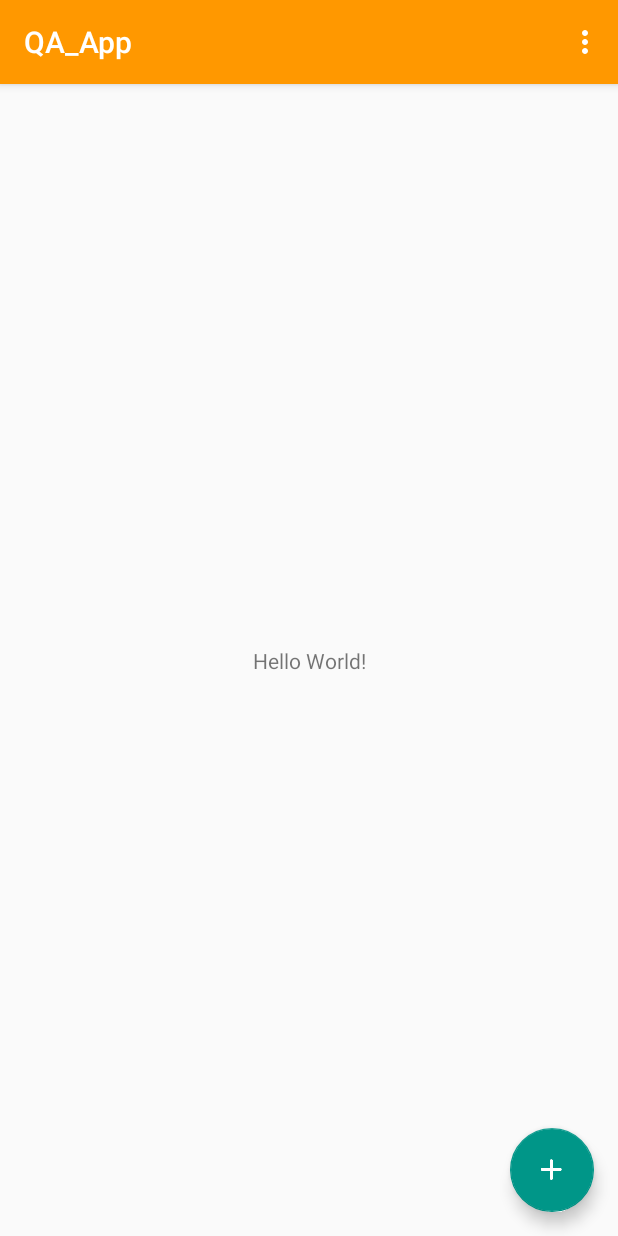
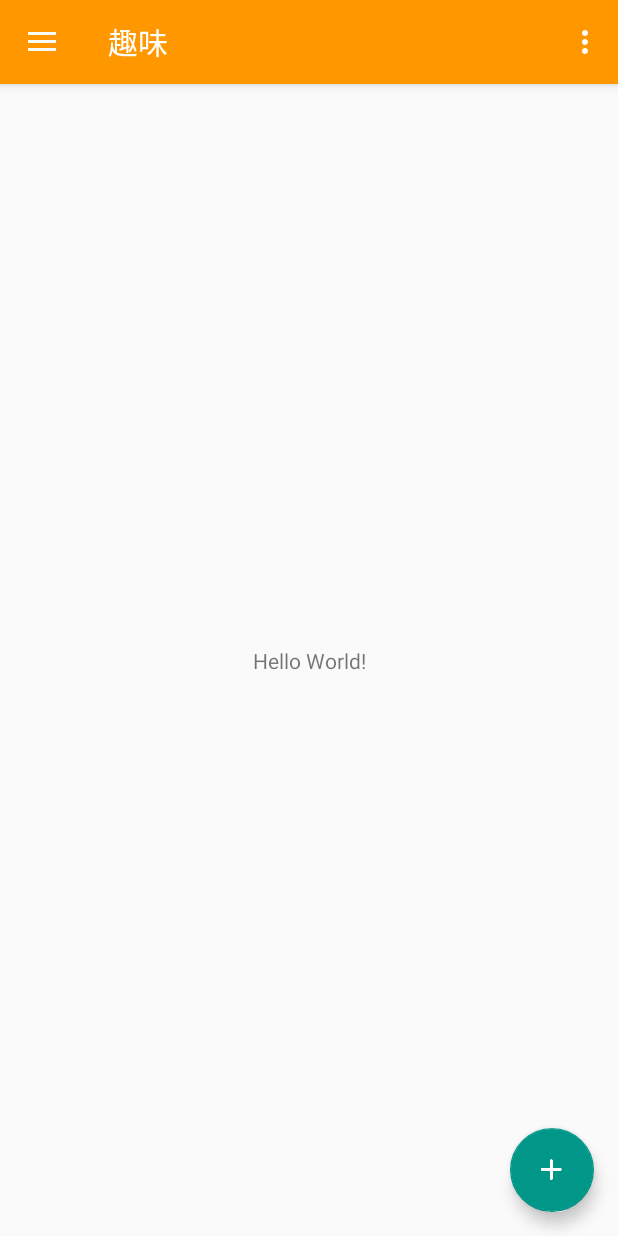
Before and after one commit to nagyuu8/QA_App, an Android app: the screen it shows after launch (MainActivity), on a phone screen of 412 x 824 dp. Run offline under Robolectric (Android 15) with nearby library versions, the phone set to English and light mode, and no system bars; our stand-ins replace Firebase (no records; nobody signed in at launch, a user with empty details on screens opened directly); libraries missing offline, so code that uses them is left out: jp.techacademy.nagafuchi.

Commit message:
Chp7終了

```diff
--- a/app/src/main/AndroidManifest.xml
+++ b/app/src/main/AndroidManifest.xml
@@ -1,6 +1,8 @@
 <?xml version="1.0" encoding="utf-8"?>
 <manifest xmlns:android="http://schemas.android.com/apk/res/android"
     package="jp.techacademy.nagafuchi.yuuya.qa_app">
+    <uses-permission android:name="android.permission.INTERNET"/>
+    <uses-permission android:name="android.permission.WRITE_EXTERNAL_STORAGE"/>
 
     <application
         android:allowBackup="true"
@@ -20,7 +22,9 @@
                 <category android:name="android.intent.category.LAUNCHER" />
             </intent-filter>
         </activity>
-        <activity android:name=".LoginActivity"></activity>
+        <activity android:name=".LoginActivity" />
+        <activity android:name=".QuestionSendActivity"></activity>
+        <activity android:name=".SettingActivity" />
     </application>
 
 </manifest>
--- a/app/src/main/java/jp/techacademy/nagafuchi/yuuya/qa_app/MainActivity.kt
+++ b/app/src/main/java/jp/techacademy/nagafuchi/yuuya/qa_app/MainActivity.kt
@@ -3,7 +3,11 @@ package jp.techacademy.nagafuchi.yuuya.qa_app
 import android.content.Intent
 import android.os.Bundle
 import android.support.design.widget.FloatingActionButton
+import android.support.design.widget.NavigationView
 import android.support.design.widget.Snackbar
+import android.support.v4.view.GravityCompat
+import android.support.v4.widget.DrawerLayout
+import android.support.v7.app.ActionBarDrawerToggle
 import android.support.v7.app.AppCompatActivity
 import com.google.firebase.auth.FirebaseUser
 import android.support.v7.widget.Toolbar
@@ -14,25 +18,58 @@ import com.google.firebase.auth.FirebaseAuth
 
 import kotlinx.android.synthetic.main.activity_main.*
 
-class MainActivity : AppCompatActivity() {
+class MainActivity : AppCompatActivity(),NavigationView.OnNavigationItemSelectedListener {
+
+
     private lateinit var mToolbar: Toolbar
+    private var mGenre = 0
 
     override fun onCreate(savedInstanceState: Bundle?) {
         super.onCreate(savedInstanceState)
         setContentView(R.layout.activity_main)
         mToolbar = findViewById(R.id.toolbar)
         setSupportActionBar(mToolbar)
+
         val fab = findViewById<FloatingActionButton>(R.id.fab)
-        fab.setOnClickListener{ v ->
+        fab.setOnClickListener{ view ->
+            //ジャンルをジャンルを選択していない場合(mGenre == 0)はエラーを表示するだけにする
+            if(mGenre == 0){
+                Snackbar.make(view,"ジャンルを選択してください。",Snackbar.LENGTH_LONG).show()
+
+            }else{
+
+            }
             //ログイン済みのユーザーを取得する
             val user = FirebaseAuth.getInstance().currentUser
-
 
             //ログインしていなければログイン画面に遷移させる。
             if(user == null){
                 val intent = Intent(applicationContext,LoginActivity::class.java)
                 startActivity(intent)
+            } else{
+                //ジャンルを渡して質問作成画面を起動する
+                val intent = Intent(applicationContext,QuestionSendActivity::class.java)
+                intent.putExtra("genre",mGenre)
+                startActivity(intent)
             }
+        }
+        //ナビゲーションドロワーの設定
+        val drawer = findViewById<DrawerLayout>(R.id.drawer_layout)
+        val toggle = ActionBarDrawerToggle(this,drawer,mToolbar,R.string.app_name,R.string.app_name)
+        drawer.addDrawerListener(toggle)
+        toggle.syncState()
+
+        val navigationView = findViewById<NavigationView>(R.id.nav_view)
+        navigationView.setNavigationItemSelectedListener(this)
+    }
+
+    override fun onResume() {
+        super.onResume()
+        val navigationView = findViewById<NavigationView>(R.id.nav_view)
+
+        //趣味を規定の選択とする
+        if(mGenre == 0){
+            onNavigationItemSelected(navigationView.menu.getItem(0))
         }
     }
 
@@ -46,9 +83,37 @@ class MainActivity : AppCompatActivity() {
         // Handle action bar item clicks here. The action bar will
         // automatically handle clicks on the Home/Up button, so long
         // as you specify a parent activity in AndroidManifest.xml.
-        return when (item.itemId) {
-            R.id.action_settings -> true
-            else -> super.onOptionsItemSelected(item)
+        when (item.itemId) {
+            R.id.action_settings -> {
+                val intent = Intent(applicationContext,SettingActivity::class.java)
+                startActivity(intent)
+                return true
+            }
+            else -> return super.onOptionsItemSelected(item)
         }
     }
+    override fun onNavigationItemSelected(item: MenuItem): Boolean {
+        val id = item.itemId
+        when(id){
+            R.id.nav_hobby ->{
+                mToolbar.title ="趣味"
+                mGenre =1
+            }
+            R.id.nav_life ->{
+                mToolbar.title="生活"
+                mGenre = 2
+            }
+            R.id.nav_health ->{
+                mToolbar.title="健康"
+                mGenre = 3
+            }
+            R.id.nav_computer ->{
+                mToolbar.title="コンピューター"
+                mGenre = 4
+            }
+        }
+        val drawer = findViewById<DrawerLayout>(R.id.drawer_layout)
+        drawer.closeDrawer(GravityCompat.START)
+        return true
+    }
 }
--- a/app/src/main/res/layout/activity_main.xml
+++ b/app/src/main/res/layout/activity_main.xml
@@ -1,33 +1,26 @@
 <?xml version="1.0" encoding="utf-8"?>
-<android.support.design.widget.CoordinatorLayout xmlns:android="http://schemas.android.com/apk/res/android"
+<android.support.v4.widget.DrawerLayout
+    android:id="@+id/drawer_layout"
+    xmlns:android="http://schemas.android.com/apk/res/android"
     xmlns:app="http://schemas.android.com/apk/res-auto"
     xmlns:tools="http://schemas.android.com/tools"
     android:layout_width="match_parent"
     android:layout_height="match_parent"
-    tools:context=".MainActivity">
+    android:fitsSystemWindows="true"
+    tools:openDrawer="start">
+    <include
+        layout="@layout/app_bar_main"
+        android:layout_width="match_parent"
+        android:layout_height="match_parent"/>
+    <android.support.design.widget.NavigationView
+        android:id="@+id/nav_view"
+        android:layout_width="wrap_content"
+        android:layout_height="match_parent"
+        android:layout_gravity="start"
+        android:fitsSystemWindows="true"
+        app:headerLayout="@layout/nav_header_main"
+        app:menu="@menu/activity_main_drawer"
+        />
 
-    <android.support.design.widget.AppBarLayout
-        android:layout_width="match_parent"
-        android:layout_height="wrap_content"
-        android:theme="@style/AppTheme.AppBarOverlay">
 
-        <android.support.v7.widget.Toolbar
-            android:id="@+id/toolbar"
-            android:layout_width="match_parent"
-            android:layout_height="?attr/actionBarSize"
-            android:background="?attr/colorPrimary"
-            app:popupTheme="@style/AppTheme.PopupOverlay" />
-
-    </android.support.design.widget.AppBarLayout>
-
-    <include layout="@layout/content_main" />
-
-    <android.support.design.widget.FloatingActionButton
-        android:id="@+id/fab"
-        android:layout_width="wrap_content"
-        android:layout_height="wrap_content"
-        android:layout_gravity="bottom|end"
-        android:layout_margin="@dimen/fab_margin"
-        app:srcCompat="@drawable/plus" />
-
-</android.support.design.widget.CoordinatorLayout>
+</android.support.v4.widget.DrawerLayout>
--- /dev/null
+++ b/app/src/main/res/layout/app_bar_main.xml
@@ -0,0 +1,29 @@
+<?xml version="1.0" encoding="utf-8"?>
+<android.support.design.widget.CoordinatorLayout
+    xmlns:android="http://schemas.android.com/apk/res/android"
+    android:layout_width="match_parent"
+    android:layout_height="match_parent"
+    xmlns:app="http://schemas.android.com/apk/res-auto"
+    xmlns:tools="http://schemas.android.com/tools"
+    android:fitsSystemWindows="true"
+    tools:context=".MainActivity">
+    <android.support.design.widget.AppBarLayout
+        android:layout_width="match_parent"
+        android:layout_height="wrap_content"
+        android:theme="@style/AppTheme.AppBarOverlay">
+        <android.support.v7.widget.Toolbar
+            android:id="@+id/toolbar"
+            android:layout_width="match_parent"
+            android:layout_height="wrap_content"
+            android:background="@color/colorPrimary"
+            app:popupTheme="@style/AppTheme.PopupOverlay"/>
+    </android.support.design.widget.AppBarLayout>
+    <include layout="@layout/content_main"/>
+    <android.support.design.widget.FloatingActionButton
+        android:id="@+id/fab"
+        android:layout_height="wrap_content"
+        android:layout_width="wrap_content"
+        android:layout_gravity="bottom|end"
+        android:layout_margin="16dp"
+        android:src="@drawable/plus"/>
+</android.support.design.widget.CoordinatorLayout>
--- /dev/null
+++ b/app/src/main/res/menu/activity_main_drawer.xml
@@ -0,0 +1,17 @@
+<?xml version="1.0" encoding="utf-8"?>
+<menu xmlns:android="http://schemas.android.com/apk/res/android">
+    <group android:checkableBehavior="single">
+        <item
+            android:id="@+id/nav_hobby"
+            android:title="趣味"/>
+         <item
+        android:id="@+id/nav_life"
+            android:title="生活"/>
+        <item
+            android:id="@+id/nav_health"
+            android:title="健康"/>
+         <item
+             android:id="@+id/nav_computer"
+             android:title="コンピューター" />
+    </group>
+</menu>
--- a/app/src/main/res/values/strings.xml
+++ b/app/src/main/res/values/strings.xml
@@ -1,4 +1,4 @@
 <resources>
     <string name="app_name">QA_App</string>
-    <string name="action_settings">Settings</string>
+    <string name="action_settings">設定</string>
 </resources>
```
Also changed, not shown: app/src/main/java/jp/techacademy/nagafuchi/yuuya/qa_app/QuestionSendActivity.kt (added, +196 -0 lines), app/src/main/java/jp/techacademy/nagafuchi/yuuya/qa_app/SettingActivity.kt (added, +65 -0 lines), app/src/main/res/layout/activity_question_send.xml (added, +73 -0 lines), app/src/main/res/layout/activity_setting.xml (added, +35 -0 lines), app/src/main/res/layout/nav_header_main.xml (added, +19 -0 lines), app/build.gradle (line endings or trailing spaces).
